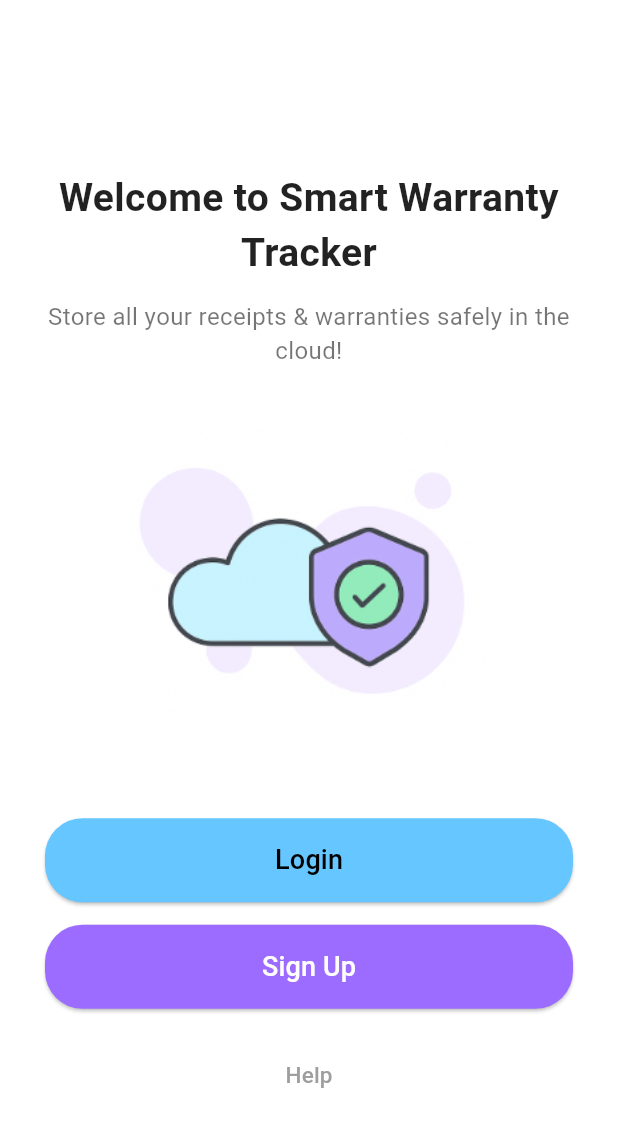
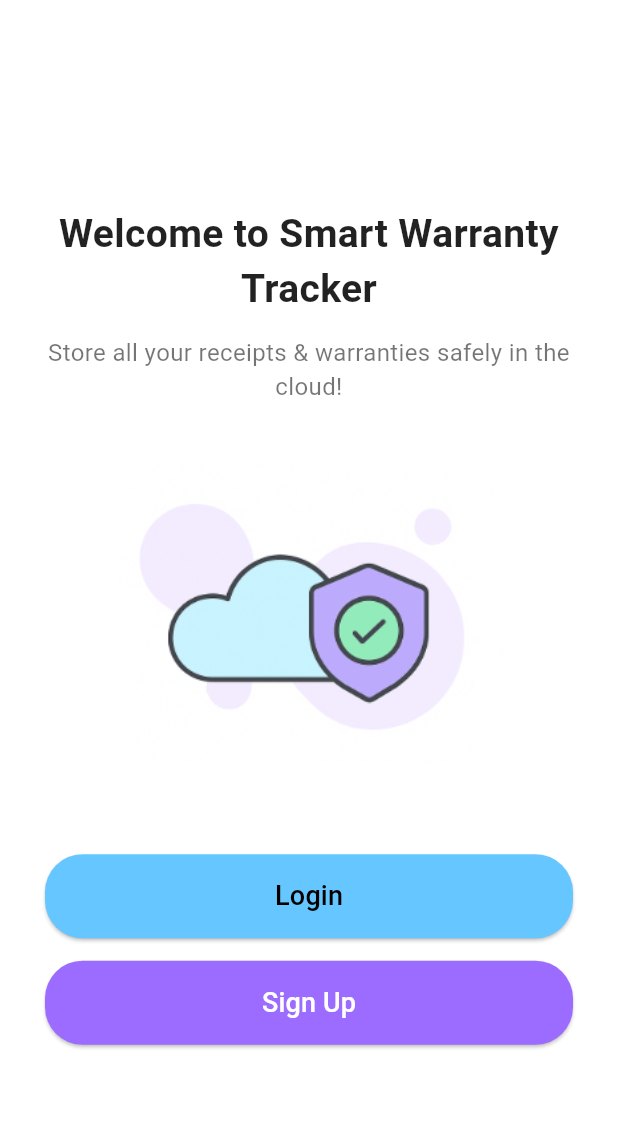
Before and after one commit to Ashiik765/warranty_tracker, a Flutter app: the screen it shows after launch, on a phone screen of 412 x 824 dp. Shown: the top 1127 px of the screen. Run offline on Flutter 3.47's test engine with Material 3 defaults, Android fonts, the light colour scheme and no system bars; our stand-ins replace cloud_firestore, file_picker, firebase_auth, firebase_core, firebase_storage, flutter_local_notifications and 4 more; missing offline and left inert: google_mlkit_text_recognition, syncfusion_flutter_pdfviewer; accounts and stored records are empty.

Commit message:
removed the hlelp

```diff
--- a/lib/intro_page.dart
+++ b/lib/intro_page.dart
@@ -113,17 +113,6 @@
 
                 const SizedBox(height: 20),
 
-                // ----------- Help Text -----------
-                TextButton(
-                  onPressed: () {},
-                  child: const Text(
-                    "Help",
-                    style: TextStyle(
-                      color: Colors.grey,
-                      fontSize: 15,
-                    ),
-                  ),
-                ),
               ],
             ),
           ),
```
